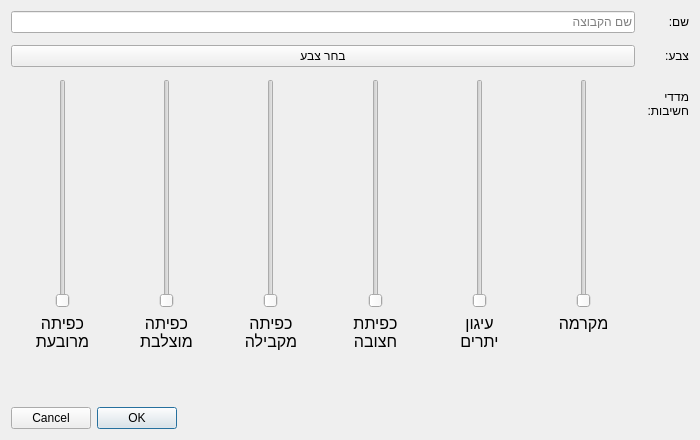
Above: gui/resources/teamcreationdialog.ui from PillowTweezers/PurMyun before the change. Below: the same form after it.
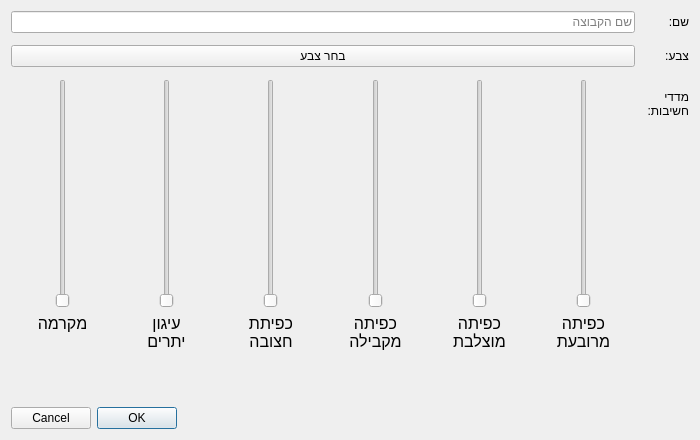
That is the form after the change.

Diff of the .ui file:
```diff
--- a/gui/resources/teamcreationdialog.ui
+++ b/gui/resources/teamcreationdialog.ui
@@ -72,132 +72,66 @@
                             <property name="verticalSpacing">
                                 <number>2</number>
                             </property>
-                            <item row="0" column="5">
-                                <widget class="QSlider" name="crossSlider">
+       <item row="2" column="7">
+        <widget class="QLabel" name="label_4">
                                     <property name="sizePolicy">
-                                        <sizepolicy hsizetype="Expanding" vsizetype="Expanding">
+          <sizepolicy hsizetype="Minimum" vsizetype="Minimum">
                                             <horstretch>0</horstretch>
                                             <verstretch>0</verstretch>
                                         </sizepolicy>
                                     </property>
-                                    <property name="minimumSize">
-                                        <size>
-                                            <width>0</width>
-                                            <height>140</height>
-                                        </size>
-                                    </property>
-                                    <property name="minimum">
-                                        <number>1</number>
-                                    </property>
-                                    <property name="maximum">
-                                        <number>5</number>
-                                    </property>
-                                    <property name="orientation">
-                                        <enum>Qt::Vertical</enum>
-                                    </property>
-                                </widget>
-                            </item>
-                            <item row="0" column="1">
-                                <widget class="QSlider" name="anchoringSlider">
+         <property name="styleSheet">
+          <string notr="true">margin-left:4;margin-right:4;font-size:16px;</string>
+         </property>
+         <property name="text">
+          <string>כפיתה
+מוצלבת</string>
+         </property>
+         <property name="alignment">
+          <set>Qt::AlignHCenter|Qt::AlignTop</set>
+         </property>
+        </widget>
+       </item>
+       <item row="2" column="8">
+        <widget class="QLabel" name="label_5">
                                     <property name="sizePolicy">
-                                        <sizepolicy hsizetype="Expanding" vsizetype="Expanding">
+          <sizepolicy hsizetype="Minimum" vsizetype="Minimum">
                                             <horstretch>0</horstretch>
                                             <verstretch>0</verstretch>
                                         </sizepolicy>
                                     </property>
-                                    <property name="minimumSize">
-                                        <size>
-                                            <width>0</width>
-                                            <height>140</height>
-                                        </size>
-                                    </property>
-                                    <property name="minimum">
-                                        <number>1</number>
-                                    </property>
-                                    <property name="maximum">
-                                        <number>5</number>
-                                    </property>
-                                    <property name="orientation">
-                                        <enum>Qt::Vertical</enum>
-                                    </property>
-                                </widget>
-                            </item>
-                            <item row="0" column="6">
-                                <widget class="QSlider" name="squareSlider">
+         <property name="styleSheet">
+          <string notr="true">margin-left:4;margin-right:4;font-size:16px;</string>
+         </property>
+         <property name="text">
+          <string>כפיתה
+מקבילה</string>
+         </property>
+         <property name="alignment">
+          <set>Qt::AlignHCenter|Qt::AlignTop</set>
+         </property>
+        </widget>
+       </item>
+       <item row="2" column="11">
+        <widget class="QLabel" name="label_7">
                                     <property name="sizePolicy">
-                                        <sizepolicy hsizetype="Expanding" vsizetype="Expanding">
+          <sizepolicy hsizetype="Minimum" vsizetype="Minimum">
                                             <horstretch>0</horstretch>
                                             <verstretch>0</verstretch>
                                         </sizepolicy>
                                     </property>
-                                    <property name="minimumSize">
-                                        <size>
-                                            <width>0</width>
-                                            <height>140</height>
-                                        </size>
-                                    </property>
-                                    <property name="minimum">
-                                        <number>1</number>
-                                    </property>
-                                    <property name="maximum">
-                                        <number>5</number>
-                                    </property>
-                                    <property name="orientation">
-                                        <enum>Qt::Vertical</enum>
-                                    </property>
-                                </widget>
-                            </item>
-                            <item row="0" column="2">
-                                <widget class="QSlider" name="tripodSlider">
-                                    <property name="sizePolicy">
-                                        <sizepolicy hsizetype="Expanding" vsizetype="Expanding">
-                                            <horstretch>0</horstretch>
-                                            <verstretch>0</verstretch>
-                                        </sizepolicy>
-                                    </property>
-                                    <property name="minimumSize">
-                                        <size>
-                                            <width>0</width>
-                                            <height>140</height>
-                                        </size>
-                                    </property>
-                                    <property name="minimum">
-                                        <number>1</number>
-                                    </property>
-                                    <property name="maximum">
-                                        <number>5</number>
-                                    </property>
-                                    <property name="orientation">
-                                        <enum>Qt::Vertical</enum>
-                                    </property>
-                                </widget>
-                            </item>
-                            <item row="0" column="4">
-                                <widget class="QSlider" name="parallelSlider">
-                                    <property name="sizePolicy">
-                                        <sizepolicy hsizetype="Expanding" vsizetype="Expanding">
-                                            <horstretch>0</horstretch>
-                                            <verstretch>0</verstretch>
-                                        </sizepolicy>
-                                    </property>
-                                    <property name="minimumSize">
-                                        <size>
-                                            <width>0</width>
-                                            <height>140</height>
-                                        </size>
-                                    </property>
-                                    <property name="minimum">
-                                        <number>1</number>
-                                    </property>
-                                    <property name="maximum">
-                                        <number>5</number>
-                                    </property>
-                                    <property name="orientation">
-                                        <enum>Qt::Vertical</enum>
-                                    </property>
-                                </widget>
-                            </item>
-                            <item row="1" column="1">
+         <property name="styleSheet">
+          <string notr="true">margin-left:4;margin-right:4;font-size:16px;</string>
+         </property>
+         <property name="text">
+          <string>מקרמה</string>
+         </property>
+         <property name="alignment">
+          <set>Qt::AlignHCenter|Qt::AlignTop</set>
+         </property>
+        </widget>
+       </item>
+       <item row="2" column="10">
                                 <widget class="QLabel" name="label_6">
                                     <property name="sizePolicy">
                                         <sizepolicy hsizetype="Minimum" vsizetype="Minimum">
@@ -217,92 +151,7 @@
                                     </property>
                                 </widget>
                             </item>
-                            <item row="0" column="0">
-                                <widget class="QSlider" name="macrameSlider">
-                                    <property name="sizePolicy">
-                                        <sizepolicy hsizetype="Expanding" vsizetype="Expanding">
-                                            <horstretch>0</horstretch>
-                                            <verstretch>0</verstretch>
-                                        </sizepolicy>
-                                    </property>
-                                    <property name="minimumSize">
-                                        <size>
-                                            <width>0</width>
-                                            <height>140</height>
-                                        </size>
-                                    </property>
-                                    <property name="minimum">
-                                        <number>1</number>
-                                    </property>
-                                    <property name="maximum">
-                                        <number>5</number>
-                                    </property>
-                                    <property name="orientation">
-                                        <enum>Qt::Vertical</enum>
-                                    </property>
-                                </widget>
-                            </item>
-                            <item row="1" column="6">
-                                <widget class="QLabel" name="label_8">
-                                    <property name="sizePolicy">
-                                        <sizepolicy hsizetype="Minimum" vsizetype="Minimum">
-                                            <horstretch>0</horstretch>
-                                            <verstretch>0</verstretch>
-                                        </sizepolicy>
-                                    </property>
-                                    <property name="styleSheet">
-                                        <string notr="true">margin-left:4;margin-right:4;font-size:16px;</string>
-                                    </property>
-                                    <property name="text">
-                                        <string>כפיתה
-מרובעת</string>
-                                    </property>
-                                    <property name="alignment">
-                                        <set>Qt::AlignHCenter|Qt::AlignTop</set>
-                                    </property>
-                                </widget>
-                            </item>
-                            <item row="1" column="4">
-                                <widget class="QLabel" name="label_5">
-                                    <property name="sizePolicy">
-                                        <sizepolicy hsizetype="Minimum" vsizetype="Minimum">
-                                            <horstretch>0</horstretch>
-                                            <verstretch>0</verstretch>
-                                        </sizepolicy>
-                                    </property>
-                                    <property name="styleSheet">
-                                        <string notr="true">margin-left:4;margin-right:4;font-size:16px;</string>
-                                    </property>
-                                    <property name="text">
-                                        <string>כפיתה
-מקבילה</string>
-                                    </property>
-                                    <property name="alignment">
-                                        <set>Qt::AlignHCenter|Qt::AlignTop</set>
-                                    </property>
-                                </widget>
-                            </item>
-                            <item row="1" column="5">
-                                <widget class="QLabel" name="label_4">
-                                    <property name="sizePolicy">
-                                        <sizepolicy hsizetype="Minimum" vsizetype="Minimum">
-                                            <horstretch>0</horstretch>
-                                            <verstretch>0</verstretch>
-                                        </sizepolicy>
-                                    </property>
-                                    <property name="styleSheet">
-                                        <string notr="true">margin-left:4;margin-right:4;font-size:16px;</string>
-                                    </property>
-                                    <property name="text">
-                                        <string>כפיתה
-מוצלבת</string>
-                                    </property>
-                                    <property name="alignment">
-                                        <set>Qt::AlignHCenter|Qt::AlignTop</set>
-                                    </property>
-                                </widget>
-                            </item>
-                            <item row="1" column="2">
+       <item row="2" column="9">
                                 <widget class="QLabel" name="label_3">
                                     <property name="sizePolicy">
                                         <sizepolicy hsizetype="Minimum" vsizetype="Minimum">
@@ -322,8 +171,8 @@
                                     </property>
                                 </widget>
                             </item>
-                            <item row="1" column="0">
-                                <widget class="QLabel" name="label_7">
+       <item row="2" column="6">
+        <widget class="QLabel" name="label_8">
                                     <property name="sizePolicy">
                                         <sizepolicy hsizetype="Minimum" vsizetype="Minimum">
                                             <horstretch>0</horstretch>
@@ -334,13 +183,164 @@
                                         <string notr="true">margin-left:4;margin-right:4;font-size:16px;</string>
                                     </property>
                                     <property name="text">
-                                        <string>מקרמה</string>
+          <string>כפיתה
+מרובעת</string>
                                     </property>
                                     <property name="alignment">
                                         <set>Qt::AlignHCenter|Qt::AlignTop</set>
                                     </property>
                                 </widget>
                             </item>
+       <item row="1" column="11">
+        <widget class="QSlider" name="macrameSlider">
+         <property name="sizePolicy">
+          <sizepolicy hsizetype="Expanding" vsizetype="Expanding">
+           <horstretch>0</horstretch>
+           <verstretch>0</verstretch>
+          </sizepolicy>
+         </property>
+         <property name="minimumSize">
+          <size>
+           <width>0</width>
+           <height>140</height>
+          </size>
+         </property>
+         <property name="minimum">
+          <number>1</number>
+         </property>
+         <property name="maximum">
+          <number>5</number>
+         </property>
+         <property name="orientation">
+          <enum>Qt::Vertical</enum>
+         </property>
+        </widget>
+       </item>
+       <item row="1" column="10">
+        <widget class="QSlider" name="anchoringSlider">
+         <property name="sizePolicy">
+          <sizepolicy hsizetype="Expanding" vsizetype="Expanding">
+           <horstretch>0</horstretch>
+           <verstretch>0</verstretch>
+          </sizepolicy>
+         </property>
+         <property name="minimumSize">
+          <size>
+           <width>0</width>
+           <height>140</height>
+          </size>
+         </property>
+         <property name="minimum">
+          <number>1</number>
+         </property>
+         <property name="maximum">
+          <number>5</number>
+         </property>
+         <property name="orientation">
+          <enum>Qt::Vertical</enum>
+         </property>
+        </widget>
+       </item>
+       <item row="1" column="9">
+        <widget class="QSlider" name="tripodSlider">
+         <property name="sizePolicy">
+          <sizepolicy hsizetype="Expanding" vsizetype="Expanding">
+           <horstretch>0</horstretch>
+           <verstretch>0</verstretch>
+          </sizepolicy>
+         </property>
+         <property name="minimumSize">
+          <size>
+           <width>0</width>
+           <height>140</height>
+          </size>
+         </property>
+         <property name="minimum">
+          <number>1</number>
+         </property>
+         <property name="maximum">
+          <number>5</number>
+         </property>
+         <property name="orientation">
+          <enum>Qt::Vertical</enum>
+         </property>
+        </widget>
+       </item>
+       <item row="1" column="8">
+        <widget class="QSlider" name="parallelSlider">
+         <property name="sizePolicy">
+          <sizepolicy hsizetype="Expanding" vsizetype="Expanding">
+           <horstretch>0</horstretch>
+           <verstretch>0</verstretch>
+          </sizepolicy>
+         </property>
+         <property name="minimumSize">
+          <size>
+           <width>0</width>
+           <height>140</height>
+          </size>
+         </property>
+         <property name="minimum">
+          <number>1</number>
+         </property>
+         <property name="maximum">
+          <number>5</number>
+         </property>
+         <property name="orientation">
+          <enum>Qt::Vertical</enum>
+         </property>
+        </widget>
+       </item>
+       <item row="1" column="7">
+        <widget class="QSlider" name="crossSlider">
+         <property name="sizePolicy">
+          <sizepolicy hsizetype="Expanding" vsizetype="Expanding">
+           <horstretch>0</horstretch>
+           <verstretch>0</verstretch>
+          </sizepolicy>
+         </property>
+         <property name="minimumSize">
+          <size>
+           <width>0</width>
+           <height>140</height>
+          </size>
+         </property>
+         <property name="minimum">
+          <number>1</number>
+         </property>
+         <property name="maximum">
+          <number>5</number>
+         </property>
+         <property name="orientation">
+          <enum>Qt::Vertical</enum>
+         </property>
+        </widget>
+       </item>
+       <item row="1" column="6">
+        <widget class="QSlider" name="squareSlider">
+         <property name="sizePolicy">
+          <sizepolicy hsizetype="Expanding" vsizetype="Expanding">
+           <horstretch>0</horstretch>
+           <verstretch>0</verstretch>
+          </sizepolicy>
+         </property>
+         <property name="minimumSize">
+          <size>
+           <width>0</width>
+           <height>140</height>
+          </size>
+         </property>
+         <property name="minimum">
+          <number>1</number>
+         </property>
+         <property name="maximum">
+          <number>5</number>
+         </property>
+         <property name="orientation">
+          <enum>Qt::Vertical</enum>
+         </property>
+        </widget>
+       </item>
                         </layout>
                     </item>
                 </layout>
```
Lines whose indentation alone changed are shown as unchanged.
